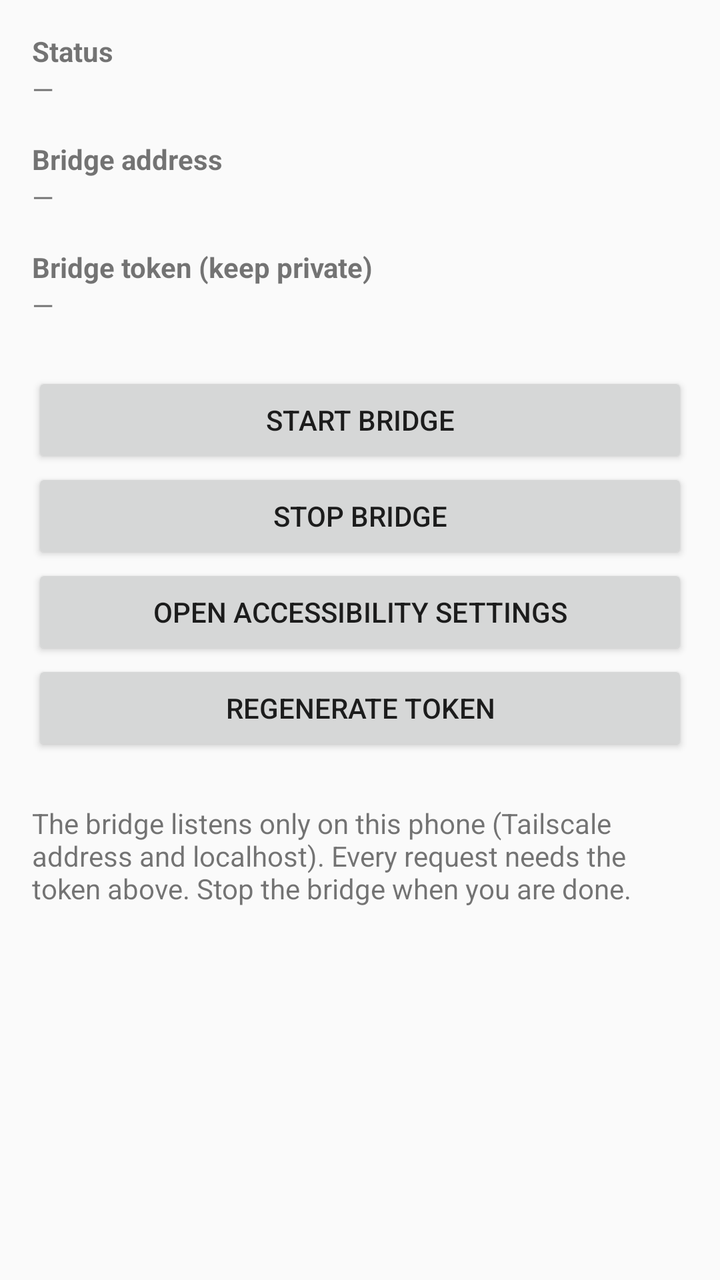
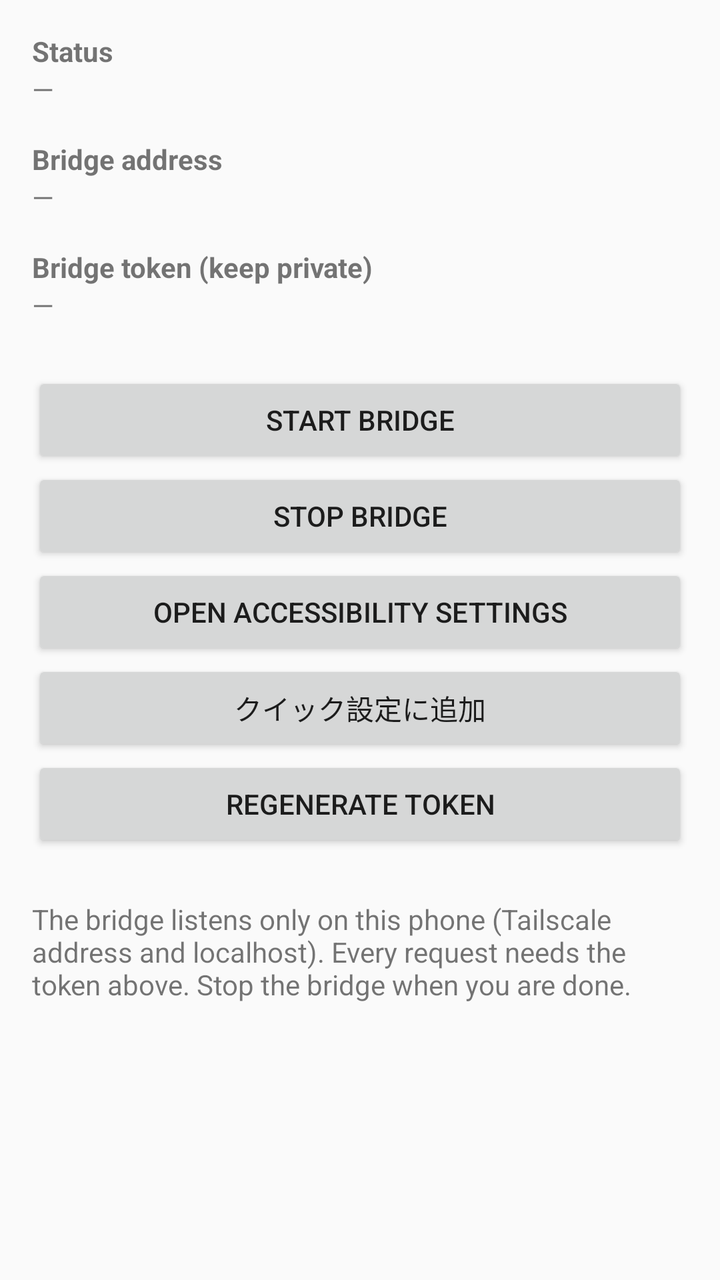

Before-and-after screenshots of an Android layout around one commit, followed by the original layout XML and the change that was made.
<!-- AndroidManifest.xml: application theme android:Theme.Material.Light.NoActionBar -->
<!-- res/layout/activity_main.xml -->
<?xml version="1.0" encoding="utf-8"?>
<LinearLayout xmlns:android="http://schemas.android.com/apk/res/android"
    android:layout_width="match_parent"
    android:layout_height="match_parent"
    android:orientation="vertical"
    android:padding="16dp">

    <TextView
        android:layout_width="wrap_content"
        android:layout_height="wrap_content"
        android:text="@string/title_status"
        android:textStyle="bold" />
    <TextView
        android:id="@+id/status_text"
        android:layout_width="match_parent"
        android:layout_height="wrap_content"
        android:text="—" />

    <TextView
        android:layout_width="wrap_content"
        android:layout_height="wrap_content"
        android:layout_marginTop="16dp"
        android:text="@string/title_address"
        android:textStyle="bold" />
    <TextView
        android:id="@+id/address_text"
        android:layout_width="match_parent"
        android:layout_height="wrap_content"
        android:text="—" />

    <TextView
        android:layout_width="wrap_content"
        android:layout_height="wrap_content"
        android:layout_marginTop="16dp"
        android:text="@string/title_token"
        android:textStyle="bold" />
    <TextView
        android:id="@+id/token_text"
        android:layout_width="match_parent"
        android:layout_height="wrap_content"
        android:text="—"
        android:textIsSelectable="true" />

    <Button
        android:id="@+id/start_button"
        android:layout_width="match_parent"
        android:layout_height="wrap_content"
        android:layout_marginTop="24dp"
        android:text="@string/btn_start" />
    <Button
        android:id="@+id/stop_button"
        android:layout_width="match_parent"
        android:layout_height="wrap_content"
        android:text="@string/btn_stop" />
    <Button
        android:id="@+id/accessibility_button"
        android:layout_width="match_parent"
        android:layout_height="wrap_content"
        android:text="@string/btn_accessibility" />
    <Button
        android:id="@+id/regenerate_button"
        android:layout_width="match_parent"
        android:layout_height="wrap_content"
        android:text="@string/btn_regenerate" />

    <TextView
        android:layout_width="match_parent"
        android:layout_height="wrap_content"
        android:layout_marginTop="24dp"
        android:text="@string/hint" />
</LinearLayout>
<!-- resources referenced by this layout -->
<resources>
  <string name="btn_accessibility">Open accessibility settings</string>
  <string name="btn_regenerate">Regenerate token</string>
  <string name="btn_start">Start bridge</string>
  <string name="btn_stop">Stop bridge</string>
  <string name="hint">The bridge listens only on this phone (Tailscale address and localhost). Every request needs the token above. Stop the bridge when you are done.</string>
  <string name="title_address">Bridge address</string>
  <string name="title_status">Status</string>
  <string name="title_token">Bridge token (keep private)</string>
</resources>

<!-- the commit's change to res/layout/activity_main.xml (unified diff, before → after) -->
@@ -58,6 +58,11 @@
         android:layout_height="wrap_content"
         android:text="@string/btn_accessibility" />
     <Button
+        android:id="@+id/add_tile_button"
+        android:layout_width="match_parent"
+        android:layout_height="wrap_content"
+        android:text="@string/btn_add_tile" />
+    <Button
         android:id="@+id/regenerate_button"
         android:layout_width="match_parent"
         android:layout_height="wrap_content"
<!-- resource entries referenced after the edit -->
@@ -1,6 +1,7 @@
 <!-- resources referenced by this layout -->
 <resources>
   <string name="btn_accessibility">Open accessibility settings</string>
+  <string name="btn_add_tile">クイック設定に追加</string>
   <string name="btn_regenerate">Regenerate token</string>
   <string name="btn_start">Start bridge</string>
   <string name="btn_stop">Stop bridge</string>
